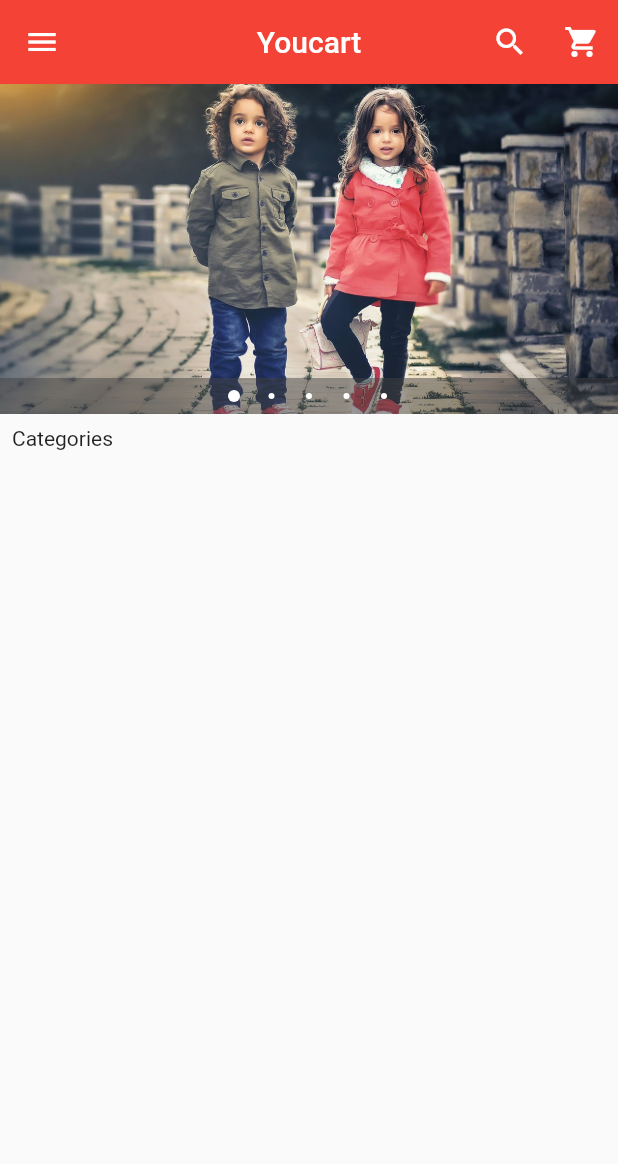
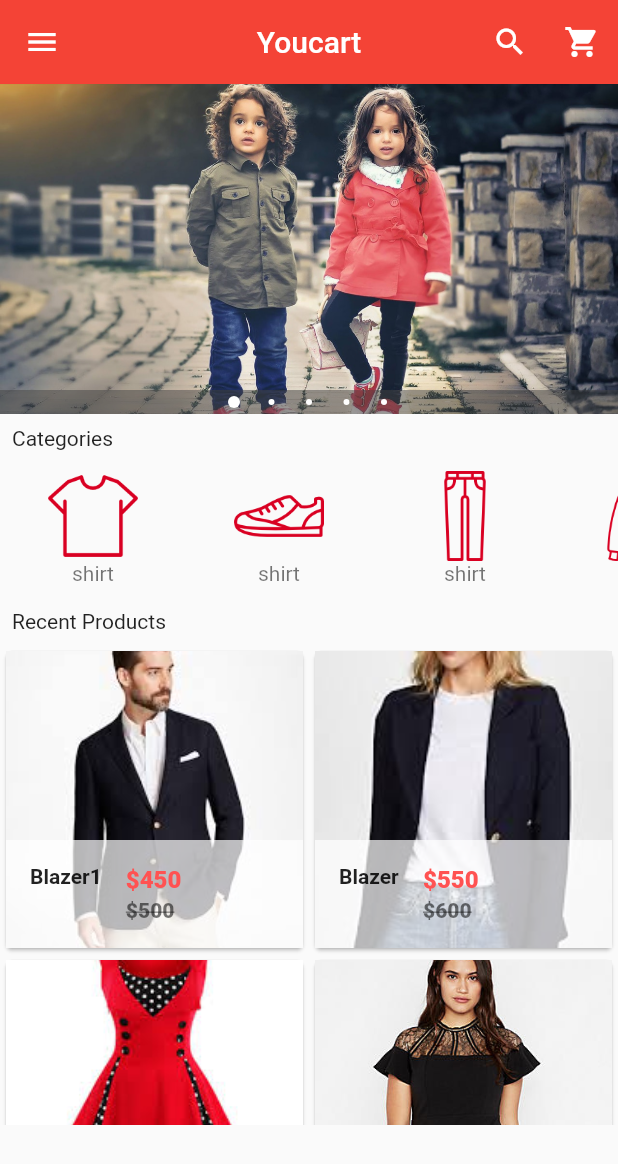
Before and after one commit to sa2608/flutter_ecommerce_app, a Flutter app: the screen it shows after launch, on a phone screen of 412 x 824 dp. Shown: the top 1164 px of the screen. Run offline on Flutter 3.47's test engine with Material 2 defaults, Android fonts, the phone set to English and light mode, and no system bars; drawn by our look-alikes of carousel_pro.

Commit message:
add product grid view

```diff
--- a/lib/components/horizontal_listview.dart
+++ b/lib/components/horizontal_listview.dart
@@ -2,6 +2,68 @@ import 'package:flutter/material.dart';
 class HorizontalList extends StatelessWidget {
   @override
   Widget build(BuildContext context) {
-    return Container();
+    return Container(
+      height: 90.0,
+      child: ListView(
+        scrollDirection: Axis.horizontal,
+        children: <Widget>[
+          Category(
+            image_location: 'assets/images/cats/tshirt.png',
+            image_caption: 'shirt',
+          ),
+          Category(
+            image_location: 'assets/images/cats/shoe.png',
+            image_caption: 'shirt',
+          ),
+          Category(
+            image_location: 'assets/images/cats/jeans.png',
+            image_caption: 'shirt',
+          ),
+          Category(
+            image_location: 'assets/images/cats/informal.png',
+            image_caption: 'shirt',
+          ),
+          Category(
+            image_location: 'assets/images/cats/formal.png',
+            image_caption: 'shirt',
+          ),
+          Category(
+            image_location: 'assets/images/cats/dress.png',
+            image_caption: 'shirt',
+          ),
+        ],
+      ),
+    );
   }
 }
+class Category extends StatelessWidget {
+  final String image_location;
+  final String image_caption;
+
+  Category({
+    this.image_location,
+    this.image_caption
+  });
+
+  @override
+  Widget build(BuildContext context) {
+    return Padding(padding: const EdgeInsets.all(2.0),
+    child: InkWell(
+      onTap: (){},
+      child: Container(
+        width: 120.0,
+        child: ListTile(
+          title: Image.asset(
+              image_location,
+                width: 150.0,   // width of the container
+                height: 60.0,   // height of the container
+          ),
+          subtitle: Text(
+              image_caption,
+              textAlign: TextAlign.center,
+          ),
+        ),
+      ),
+    ),);
+  }
+}
--- /dev/null
+++ b/lib/components/products.dart
@@ -0,0 +1,141 @@
+import 'package:flutter/material.dart';
+
+class Products extends StatefulWidget {
+  @override
+  _ProductsState createState() => _ProductsState();
+}
+
+class _ProductsState extends State<Products> {
+  var product_list = [
+    {
+      "name": "Blazer1",
+      "picture": "assets/images/products/blazer1.jpeg",
+      "old_price": 500,
+      "price": 450,
+    },
+    {
+      "name": "Blazer",
+      "picture": "assets/images/products/blazer2.jpeg",
+      "old_price": 600,
+      "price": 550,
+    },
+    {
+      "name": "Blazer",
+      "picture": "assets/images/products/dress1.jpeg",
+      "old_price": 50,
+      "price": 45,
+    },
+    {
+      "name": "Blazer",
+      "picture": "assets/images/products/dress2.jpeg",
+      "old_price": 5000,
+      "price": 4500,
+    },
+    {
+      "name": "Blazer",
+      "picture": "assets/images/products/dress2.jpeg",
+      "old_price": 5000,
+      "price": 4500,
+    },
+    {
+      "name": "Blazer",
+      "picture": "assets/images/products/dress2.jpeg",
+      "old_price": 5000,
+      "price": 4500,
+    },
+    {
+      "name": "Blazer",
+      "picture": "assets/images/products/dress2.jpeg",
+      "old_price": 5000,
+      "price": 4500,
+    },
+    {
+      "name": "Blazer",
+      "picture": "assets/images/products/dress2.jpeg",
+      "old_price": 5000,
+      "price": 4500,
+    },
+    {
+      "name": "Blazer",
+      "picture": "assets/images/products/dress2.jpeg",
+      "old_price": 5000,
+      "price": 4500,
+    },
+    {
+      "name": "Blazer",
+      "picture": "assets/images/products/dress2.jpeg",
+      "old_price": 5000,
+      "price": 4500,
+    },
+    {
+      "name": "Blazer",
+      "picture": "assets/images/products/dress2.jpeg",
+      "old_price": 5000,
+      "price": 4500,
+    },
+  ];
+
+  @override
+  Widget build(BuildContext context) {
+    return GridView.builder(
+        itemCount: product_list.length,
+        gridDelegate:  new SliverGridDelegateWithFixedCrossAxisCount(crossAxisCount: 2),
+        itemBuilder: (BuildContext context, int index) {
+          return Single_prod(
+            prod_name: product_list[index]['name'],
+            prod_picture: product_list[index]['picture'],
+            prod_old_price: product_list[index]['old_price'],
+            prod_price: product_list[index]['price'],
+          );
+        });
+         }
+  }
+
+class Single_prod extends StatelessWidget {
+  final prod_name;
+  final prod_picture;
+  final prod_old_price;
+  final prod_price;
+
+  Single_prod({
+    this.prod_name,
+    this.prod_picture,
+    this.prod_old_price,
+    this.prod_price,
+});
+
+  @override
+  Widget build(BuildContext context) {
+    return Card(
+      child: Hero(
+        tag: prod_name,
+        child: Material(
+        child: InkWell(onTap: (){},
+          child: GridTile(
+            footer: Container(
+              color: Colors.white70,
+              child: ListTile(
+                leading: Text(prod_name,style: TextStyle(fontWeight: FontWeight.bold),
+                ),
+                title: Text(
+                  "\$$prod_price",
+                  style: TextStyle(
+                      color: Colors.redAccent,
+                      fontWeight: FontWeight.w800),
+                ),
+                subtitle: Text(
+                  "\$$prod_old_price",
+                  style: TextStyle(
+                      color: Colors.black54,
+                      fontWeight: FontWeight.w800,
+                  decoration: TextDecoration.lineThrough),
+                ),
+                )
+              ) ,
+            child: Image.asset(prod_picture,
+            fit:BoxFit.cover,)),
+        ),
+      ),),
+    );
+  }
+}
--- a/lib/main.dart
+++ b/lib/main.dart
@@ -2,6 +2,8 @@ import 'package:flutter/material.dart';
 import 'package:carousel_pro/carousel_pro.dart';
 //my own imports from components
 import 'package:sanikumarsahani/components/horizontal_listview.dart';
+import 'package:sanikumarsahani/components/products.dart';
+
 
 void main(){
   runApp(
@@ -34,7 +36,7 @@ class _HomePageState extends State<HomePage> {
         animationCurve: Curves.fastOutSlowIn,
         animationDuration: Duration(milliseconds: 1000),
         dotSize: 4.0,   //the size of the dots
-        indicatorBgPadding: 8.0,  // horizontal indicator
+        indicatorBgPadding: 4.0,  // horizontal indicator
         showIndicator: true,
       ),
     ) ;
@@ -127,8 +129,18 @@ class _HomePageState extends State<HomePage> {
           //Padding Widget
           new Padding(padding: const EdgeInsets.all(8.0),
             child: new Text('Categories'),
+          ),
+          //Horizonatal list view starts here
+          HorizontalList(),
 
-            //Horizontal list view starts here
+          //padding widget
+          new Padding(padding: const EdgeInsets.all(8.0),
+          child: new Text('Recent Products'),
+          ),
+          //grid view
+          Container(
+            height: 320.0,
+            child: Products(),
           )
         ],
       ),
--- a/pubspec.yaml
+++ b/pubspec.yaml
@@ -42,6 +42,8 @@ dev_dependencies:
 flutter:
   assets:
     - assets/images/
+    - assets/images/cats/                #do not put space between - and assets it wont work put tab
+    - assets/images/products/
 
   # The following line ensures that the Material Icons font is
   # included with your application, so that you can use the icons in
```
